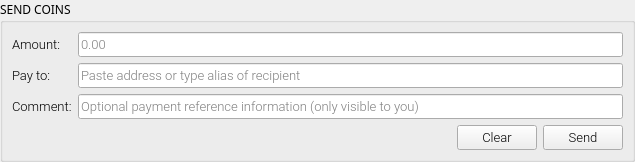
Above: app/ui/wallet_send.ui from coblo/gui-demo before the change. Below: the same form after it.
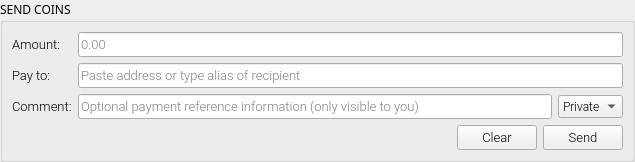
That is the form after the change.

Commit message: Add combobox to comment field and read public comments in history

Patch:
```diff
--- a/app/ui/wallet_send.ui
+++ b/app/ui/wallet_send.ui
@@ -7,7 +7,7 @@
     <x>0</x>
     <y>0</y>
     <width>635</width>
-    <height>150</height>
+    <height>155</height>
    </rect>
   </property>
   <property name="windowTitle">
@@ -136,6 +136,21 @@
          </widget>
         </item>
         <item row="2" column="1">
+         <widget class="QWidget" name="widget" native="true">
+          <layout class="QHBoxLayout" name="horizontalLayout_2">
+           <property name="leftMargin">
+            <number>0</number>
+           </property>
+           <property name="topMargin">
+            <number>0</number>
+           </property>
+           <property name="rightMargin">
+            <number>0</number>
+           </property>
+           <property name="bottomMargin">
+            <number>0</number>
+           </property>
+           <item>
          <widget class="QLineEdit" name="edit_description">
           <property name="font">
            <font>
@@ -155,6 +170,40 @@
           <property name="clearButtonEnabled">
            <bool>true</bool>
           </property>
+            </widget>
+           </item>
+           <item>
+            <widget class="QComboBox" name="cb_comment_type">
+             <property name="minimumSize">
+              <size>
+               <width>0</width>
+               <height>23</height>
+              </size>
+             </property>
+             <property name="maximumSize">
+              <size>
+               <width>16777215</width>
+               <height>23</height>
+              </size>
+             </property>
+             <property name="font">
+              <font>
+               <family>Roboto Light</family>
+              </font>
+             </property>
+             <item>
+              <property name="text">
+               <string>Private</string>
+              </property>
+             </item>
+             <item>
+              <property name="text">
+               <string>Public</string>
+              </property>
+             </item>
+            </widget>
+           </item>
+          </layout>
          </widget>
         </item>
        </layout>
```
Lines whose indentation alone changed are shown as unchanged. The commit also changes 2 other files.
